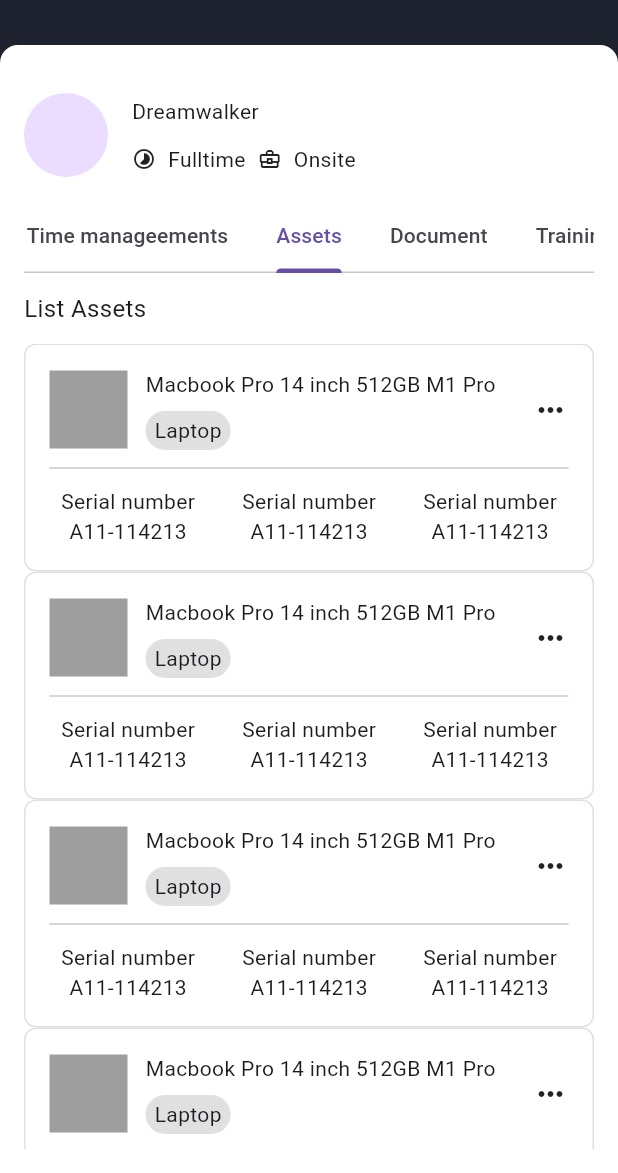
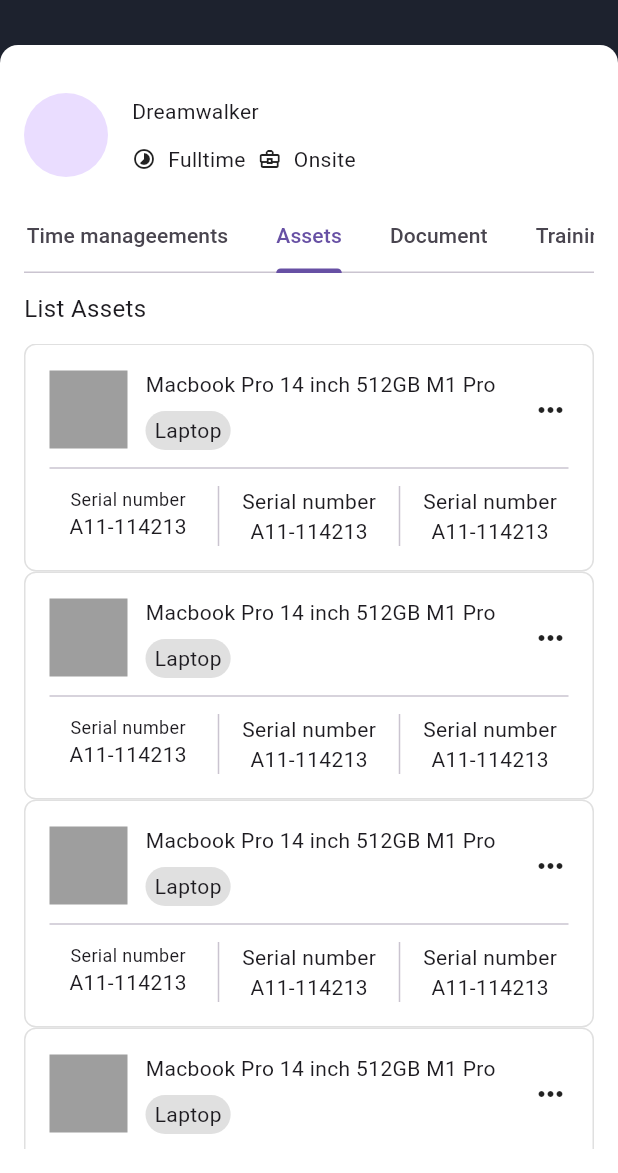
Before and after one commit to JAICHANGPARK/flutter_notebook_chapter_43, a Flutter app: the EmployeeDetailPage screen opened directly, tab 3 chosen, on a phone screen of 412 x 824 dp, the part 63-1236 px from its top. Run offline on Flutter 3.47's test engine with Material 3 defaults, Android fonts, the phone set to English and light mode, and no system bars; our stand-ins replace gap, hugeicons, percent_indicator.

Commit message:
Update employee_assets_widget.dart

```diff
--- a/lib/ep2178_employee_app/ui/employee_assets_widget.dart
+++ b/lib/ep2178_employee_app/ui/employee_assets_widget.dart
@@ -72,12 +72,15 @@ class _EmployeeAssetsWidgetState extends State<EmployeeAssetsWidget> {
                   Divider(
                     height: 24,
                   ),
-                  Row(
+                  IntrinsicHeight(
+                    child: Row(
                       children: [
                         Expanded(
                           child: Column(
                             children: [
-                            Text("Serial number"),
+                              Text("Serial number",style: TextStyle(
+                                fontSize: 12,
+                              ),),
                               Text("A11-114213"),
                             ],
                           ),
@@ -101,6 +104,7 @@ class _EmployeeAssetsWidgetState extends State<EmployeeAssetsWidget> {
                           ),
                         )
                       ],
+                    ),
                   )
                 ],
               ),
```
Lines whose indentation alone changed are shown as unchanged.
